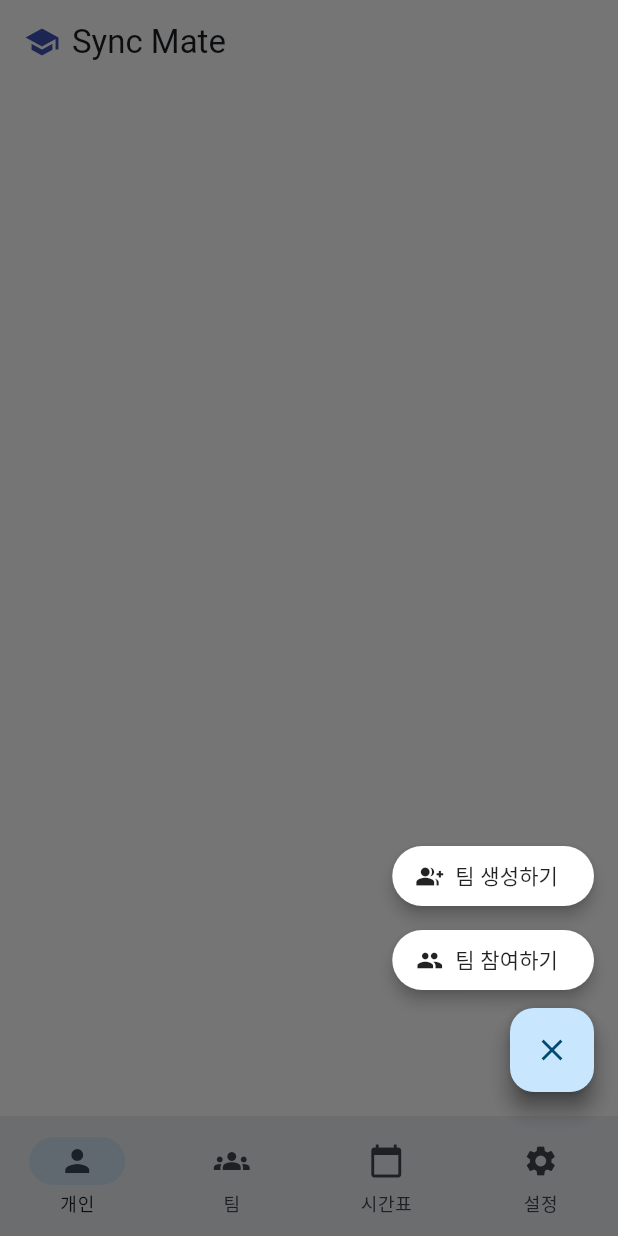
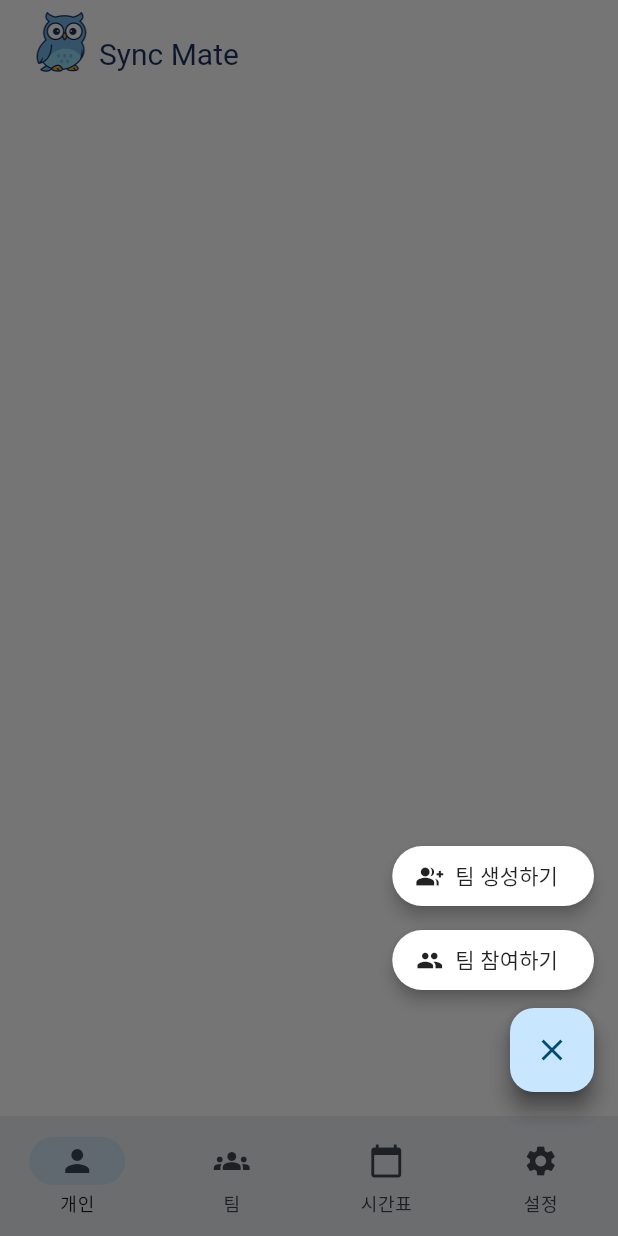
Before and after one commit to hyukjin0419/studyGroupFrontEnd, a Flutter app: the StudiesScreen screen opened by its route, after a tap on the "add" icon, on a phone screen of 412 x 824 dp. Run offline on Flutter 3.47's test engine with Material 3 defaults, Android fonts, the phone set to English and light mode, and no system bars; drawn by our look-alikes of reorderable_grid_view; our stand-ins replace firebase_core, firebase_messaging, flutter_local_notifications, flutter_secure_storage, go_router, qr_flutter and 1 more; missing offline and left inert: mobile_scanner; accounts and stored records are empty; network calls fail; Roboto replaces fonts that are missing (Pretendard); project files that could hold a hidden picture were left out.

Commit message:
studies screen 제목 변경

```diff
--- a/lib/screens/study/studies_screen.dart
+++ b/lib/screens/study/studies_screen.dart
@@ -5,6 +5,7 @@ import 'package:study_group_front_end/providers/study_provider.dart';
 import 'package:study_group_front_end/screens/study/widgets/floating_menu_overlay.dart';
 import 'package:study_group_front_end/screens/study/widgets/study_card.dart';
 import 'package:study_group_front_end/screens/widgets/custom_bottom_navigation_bar.dart';
+import 'package:study_group_front_end/util/color_converters.dart';
 
 class StudiesScreen extends StatefulWidget {
   const StudiesScreen({super.key});
@@ -27,12 +28,24 @@ class _StudyScreenState extends State<StudiesScreen> {
   Widget build(BuildContext context) {
     return Scaffold(
       appBar: AppBar(
-        title: const Row(
-          children: [
-            Icon(Icons.school, color: Colors.indigo),
-            SizedBox(width: 8),
-            Text("Sync Mate"),
-          ],
+        title: Padding(
+          padding: const EdgeInsets.fromLTRB(5,0,8,0),
+          child: Row(
+            crossAxisAlignment: CrossAxisAlignment.end,
+            children: [
+              Image.asset(
+                'assets/logo/owl2.png',
+                height: 40,
+              ),
+              SizedBox(width: 5),
+              Text(
+                "Sync Mate",
+                style: Theme.of(context).textTheme.displayMedium?.copyWith(
+                  color: hexToColor("0xFF1B325E"),
+                ),
+              ),
+            ],
+          ),
         ),
       ),
       body: Padding(
```
Also changed, not shown: assets/logo/owl2.png (added).
